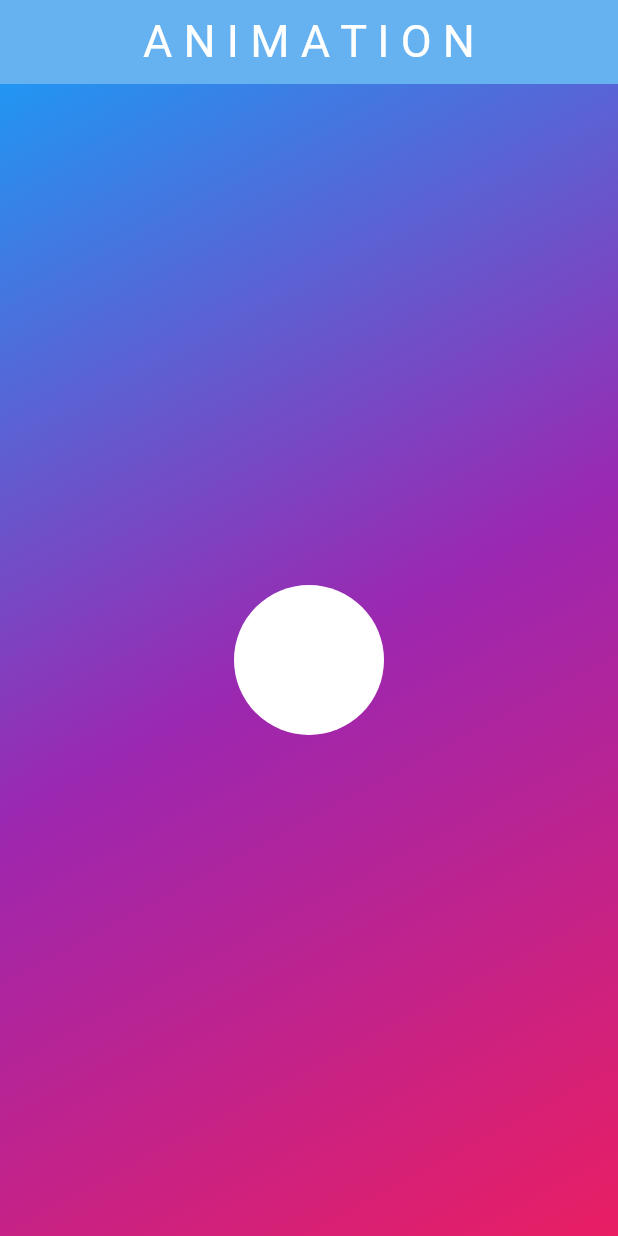
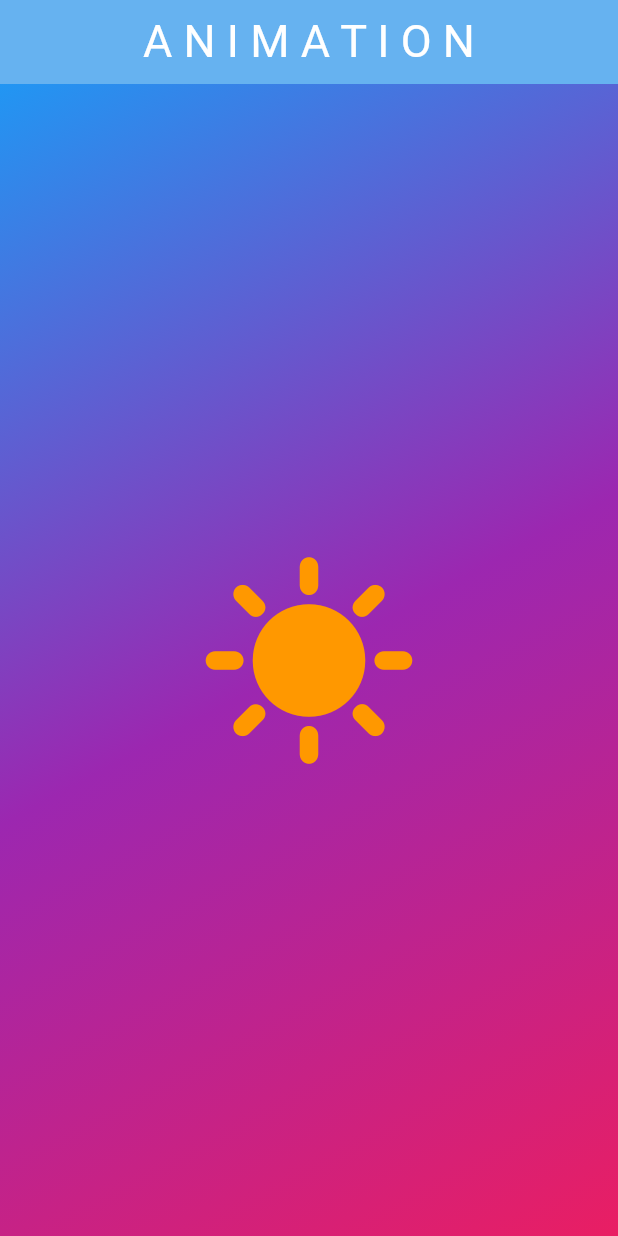
Before and after one commit to kumarrohit2002/Simple_Animation_flutter, a Flutter app: the screen it shows after launch, on a phone screen of 412 x 824 dp. Run offline on Flutter 3.47's test engine with Material 3 defaults, Android fonts, the phone set to English and light mode, and no system bars.

Commit message:
animation

```diff
--- a/lib/animationpage.dart
+++ b/lib/animationpage.dart
@@ -14,10 +14,11 @@ class _AnimationPageState extends State<AnimationPage>
 
   @override
   void initState() {
-    _controller = AnimationController(vsync: this, duration: Duration(seconds: 1));
+    _controller =
+        AnimationController(vsync: this, duration: Duration(seconds: 1));
     _sizeAnimation = Tween<double>(
       begin: 20,
-      end: 100,
+      end: 150,
     ).animate(_controller);
 
     // Start the animation
@@ -32,15 +33,16 @@ class _AnimationPageState extends State<AnimationPage>
       animation: _controller,
       builder: (context, child) {
         return Container(
-          height: _sizeAnimation.value,
-          width: _sizeAnimation.value,
-          decoration: BoxDecoration(
-            borderRadius: BorderRadius.circular(_sizeAnimation.value/2),
-            color: Colors.white,
-            // child: Icon(Icons.sunny),
-          ),
+          // height: _sizeAnimation.value,
+          // width: _sizeAnimation.value,
+          // decoration: BoxDecoration(
+          //   borderRadius: BorderRadius.circular(_sizeAnimation.value/2),
+          //   color: Colors.white,
+          // child: Icon(Icons.sunny),
+          child: Icon(Icons.sunny,size: _sizeAnimation.value,color: Colors.orange),
+        );
 
-        );
+        // );
       },
     );
   }
```
